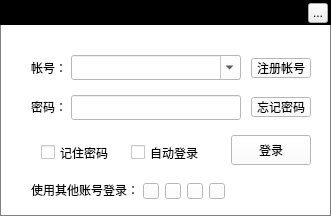
First picture: the form in ui/usermanager/musicuserdialog.ui, repository Greedysky/TTKMusicPlayer, before the edit.
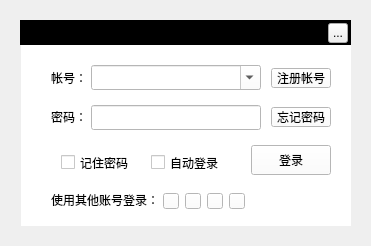
Second picture: the form after the edit. Icons and pictures are not drawn. Custom widgets are drawn as their Qt base class.

Commit message: update the interface border shadow[321564]

```diff
--- a/ui/usermanager/musicuserdialog.ui
+++ b/ui/usermanager/musicuserdialog.ui
@@ -6,21 +6,21 @@
    <rect>
     <x>0</x>
     <y>0</y>
-    <width>331</width>
-    <height>216</height>
+    <width>371</width>
+    <height>246</height>
    </rect>
   </property>
   <property name="windowTitle">
    <string>MusicUserDialog</string>
   </property>
   <property name="styleSheet">
-   <string notr="true">#MusicUserDialog{background:white;border:1px solid gray}</string>
+   <string notr="true"/>
   </property>
   <widget class="QLabel" name="topTitleBar">
    <property name="geometry">
     <rect>
-     <x>0</x>
-     <y>0</y>
+     <x>20</x>
+     <y>20</y>
      <width>331</width>
      <height>25</height>
     </rect>
@@ -35,8 +35,8 @@
   <widget class="QLabel" name="topTitleName">
    <property name="geometry">
     <rect>
-     <x>10</x>
-     <y>0</y>
+     <x>30</x>
+     <y>20</y>
      <width>61</width>
      <height>25</height>
     </rect>
@@ -51,8 +51,8 @@
   <widget class="QToolButton" name="topTitleCloseButton">
    <property name="geometry">
     <rect>
-     <x>308</x>
-     <y>3</y>
+     <x>328</x>
+     <y>23</y>
      <width>20</width>
      <height>20</height>
     </rect>
@@ -67,10 +67,10 @@
    </property>
    <property name="geometry">
     <rect>
-     <x>1</x>
-     <y>35</y>
-     <width>329</width>
-     <height>180</height>
+     <x>21</x>
+     <y>45</y>
+     <width>330</width>
+     <height>181</height>
     </rect>
    </property>
    <property name="styleSheet">
```
The commit also changes 1 other file.
